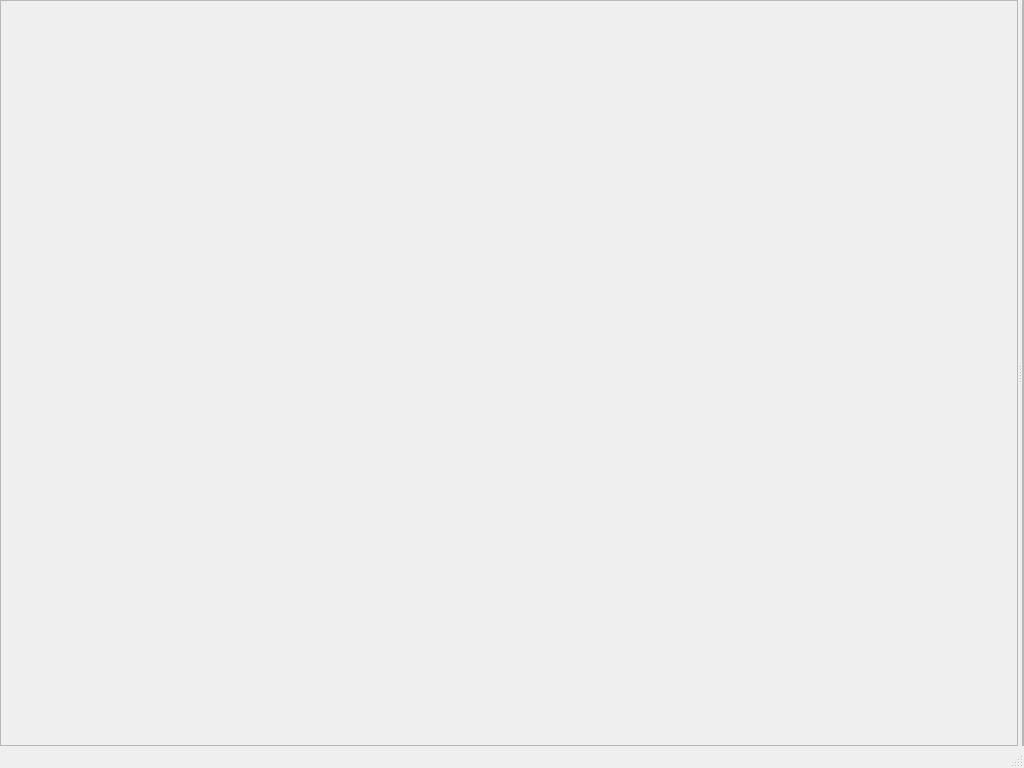
First picture: the form in ui/mainWindowTemplate.ui, repository puffisional/WordGame, before the edit.
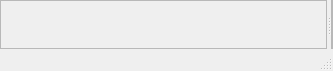
Second picture: the form after the edit.

Commit message: Major update. Added speech, layout for adding words.

```diff
--- a/ui/mainWindowTemplate.ui
+++ b/ui/mainWindowTemplate.ui
@@ -6,10 +6,16 @@
    <rect>
     <x>0</x>
     <y>0</y>
-    <width>1024</width>
-    <height>768</height>
+    <width>333</width>
+    <height>71</height>
    </rect>
   </property>
+  <property name="sizePolicy">
+   <sizepolicy hsizetype="Minimum" vsizetype="Minimum">
+    <horstretch>0</horstretch>
+    <verstretch>0</verstretch>
+   </sizepolicy>
+  </property>
   <property name="baseSize">
    <size>
     <width>1024</width>
@@ -21,6 +27,9 @@
   </property>
   <widget class="QWidget" name="centralwidget">
    <layout class="QGridLayout" name="gridLayout_3">
+    <property name="sizeConstraint">
+     <enum>QLayout::SetMinimumSize</enum>
+    </property>
     <property name="leftMargin">
      <number>0</number>
     </property>
```
Left out of the diff: 4 changed lines with no effect on the pictures. The commit also changes 14 other files.
